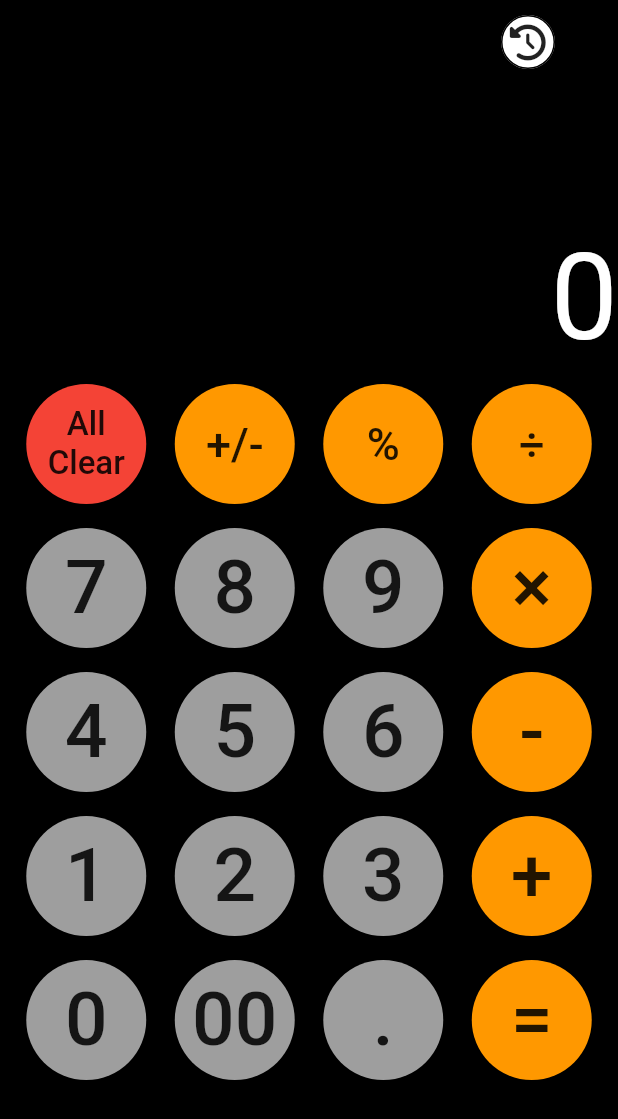
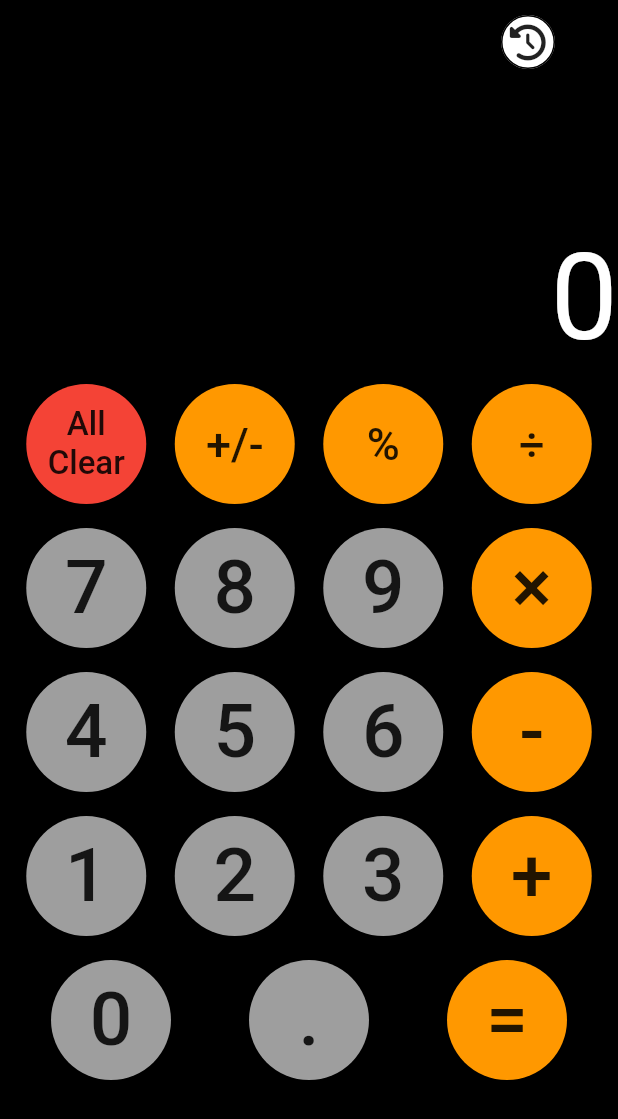
Before and after one commit to hiddy0329/h_calculator, a Flutter app: the screen it shows after launch, after a tap on "All Clear", on a phone screen of 412 x 824 dp. Shown: the top 1119 px of the screen. Run offline on Flutter 3.47's test engine with Material 2 defaults, Android fonts, the phone set to English and light mode, and no system bars; our stand-ins replace font_awesome_flutter.

Commit message:
小数点数を含んだ四則演算まで実装

```diff
--- a/lib/main.dart
+++ b/lib/main.dart
@@ -48,9 +48,9 @@ class _MyHomePageState extends State<MyHomePage> {
   double _displayedNumber = 0;
   // 最初の値を保持する変数
   double _firstNum = 0;
+  bool _decimalFlag = false;
 
   late OPERATOR_TYPE _operatorType;
-
 
   // 数値を画面に表示するメソッド
   void _setNum(double num) {
@@ -59,7 +59,17 @@ class _MyHomePageState extends State<MyHomePage> {
     if (_displayedNumber == _setNumber) {
       if (_displayedNumber < _maxValueNumber) {
         setState(() {
-          _displayedNumber = _displayedNumber * 10 + num;
+          if (!_decimalFlag) _displayedNumber = _displayedNumber * 10 + num;
+          else {
+            int count = 1;
+            for (int i = 0;
+            _displayedNumber * Math.pow(10, i) != (_displayedNumber * Math.pow(10, i)).ceil();
+            i++) {
+              count++;
+            }
+            _displayedNumber = double.parse((_displayedNumber + (num / Math.pow(10, count))).toStringAsFixed(count));
+            checkDecimal();
+          }
           _setNumber = _displayedNumber;
         });
       }
@@ -75,11 +85,12 @@ class _MyHomePageState extends State<MyHomePage> {
 
   // 押された演算子の種類の応じて_firstNumに_setNumberを格納するメソッド
   void _operatorPressed(OPERATOR_TYPE type) {
-    // setStateを使用せず、レイアウトは変えずに、中身の値のみ変更する
+    _setNumber = _displayedNumber;
     _firstNum = _setNumber;
     _setNumber = 0;
     _displayedNumber = 0;
     _operatorType = type;
+    _decimalFlag = false;
   }
 
   // _operatorTypeが「add」なら足し算を実行するメソッド
@@ -137,8 +148,6 @@ class _MyHomePageState extends State<MyHomePage> {
     }
   }
 
-
-
   // 画面上の数値をオールクリアするメソッド
   void _clearNum() {
     setState(() {
@@ -147,6 +156,7 @@ class _MyHomePageState extends State<MyHomePage> {
       _firstNum = 0;
       // _operatorTypeも初期化したい
       _operatorType = OPERATOR_TYPE.ini;
+      _decimalFlag = false;
     });
   }
 
@@ -682,30 +692,8 @@ class _MyHomePageState extends State<MyHomePage> {
                                   ),
                                   color: Colors.grey,
                                   onPressed: () {
-                                    _setNum(10);
+                                    _decimalFlag = true;
                                   },
-                                  child: Text(
-                                    "00",
-                                    textAlign: TextAlign.center,
-                                    style: TextStyle(
-                                      fontSize: 50,
-                                    ),
-                                  ),
-                                ),
-                              ),
-                            ),
-                            Expanded(
-                              child: SizedBox(
-                                width: 80,
-                                height: 80,
-                                child: FlatButton(
-                                  shape: const CircleBorder(
-                                    side: BorderSide(
-                                      style: BorderStyle.none,
-                                    ),
-                                  ),
-                                  color: Colors.grey,
-                                  onPressed: () {},
                                   child: Text(
                                     ".",
                                     textAlign: TextAlign.center,
```
